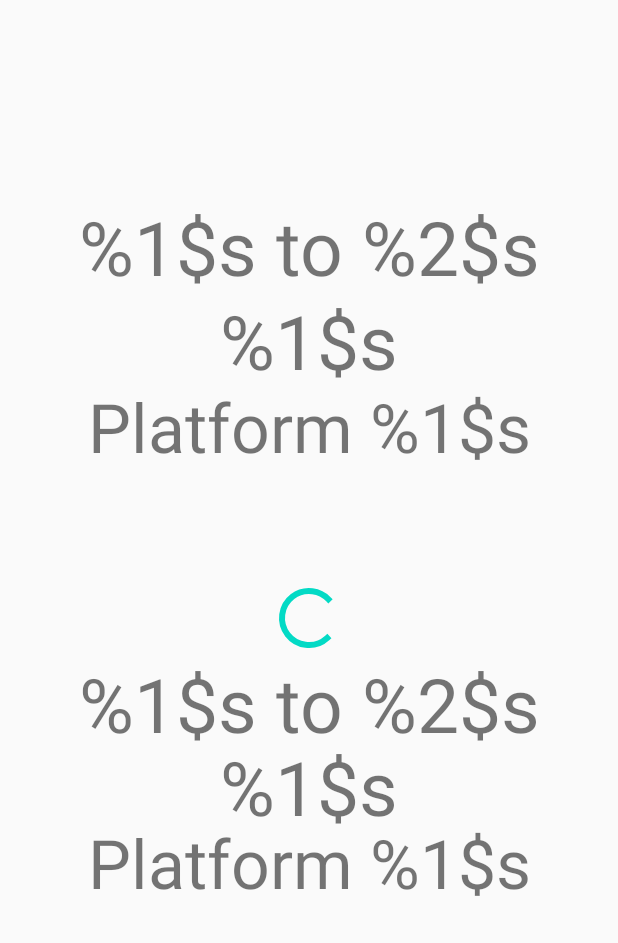
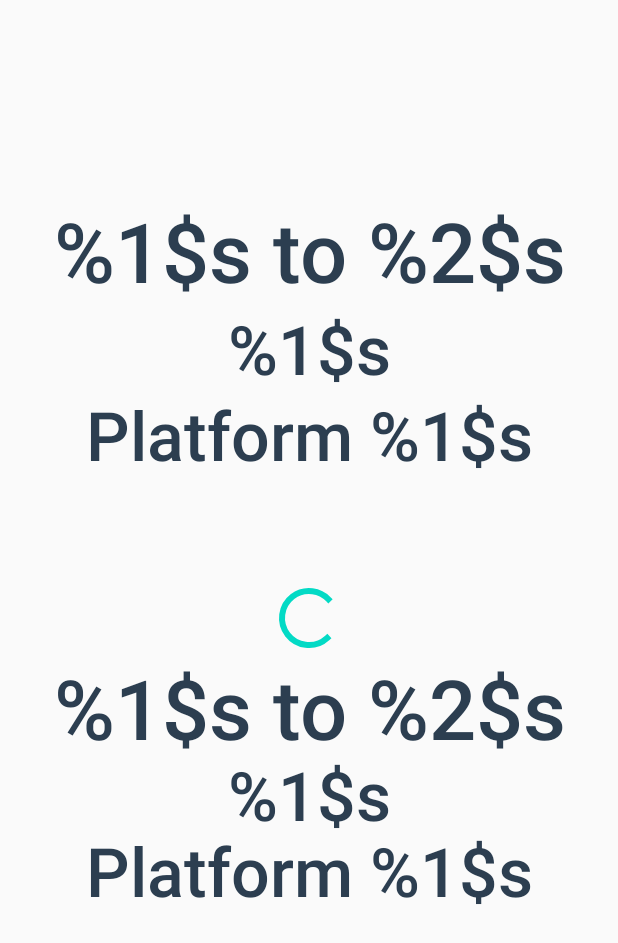
Before and after one commit to BenSuskins/commutestatus-android-app, an Android app: the layout activity_status.xml on its own in the app's theme, with its tools: preview values and no code run, on a phone screen of 412 x 824 dp. Shown: the top 943 px of the screen. Run offline under Robolectric (Android 15) with nearby library versions, the phone set to English and light mode, and no system bars.

Commit message:
Updated styling so more inline with WebApp

```diff
--- a/app/src/main/res/layout/activity_status.xml
+++ b/app/src/main/res/layout/activity_status.xml
@@ -11,8 +11,10 @@
         android:id="@+id/toHomePlatform"
         android:layout_width="wrap_content"
         android:layout_height="wrap_content"
+        android:fontFamily="sans-serif-medium"
         android:text="@string/platform"
         android:textAlignment="center"
+        android:textColor="@color/colorText"
         android:textSize="45sp"
         app:layout_constraintBottom_toBottomOf="parent"
         app:layout_constraintEnd_toEndOf="parent"
@@ -27,9 +29,11 @@
         android:layout_height="wrap_content"
         android:layout_marginTop="138dp"
         android:layout_marginBottom="339dp"
+        android:fontFamily="sans-serif-medium"
         android:text="@string/std"
         android:textAlignment="center"
-        android:textSize="50sp"
+        android:textColor="@color/colorText"
+        android:textSize="55sp"
         app:layout_constraintBottom_toBottomOf="parent"
         app:layout_constraintEnd_toEndOf="parent"
         app:layout_constraintStart_toStartOf="parent"
@@ -39,9 +43,11 @@
         android:id="@+id/toHomeStatus"
         android:layout_width="wrap_content"
         android:layout_height="wrap_content"
+        android:fontFamily="sans-serif-medium"
         android:text="@string/status"
         android:textAlignment="center"
-        android:textSize="50sp"
+        android:textColor="@color/colorText"
+        android:textSize="45sp"
         app:layout_constraintBottom_toTopOf="@+id/toHomePlatform"
         app:layout_constraintEnd_toEndOf="parent"
         app:layout_constraintHorizontal_bias="0.5"
@@ -53,9 +59,11 @@
         android:id="@+id/toWorkSTD"
         android:layout_width="wrap_content"
         android:layout_height="wrap_content"
+        android:fontFamily="sans-serif-medium"
         android:text="@string/std"
         android:textAlignment="center"
-        android:textSize="50sp"
+        android:textColor="@color/colorText"
+        android:textSize="55sp"
         app:layout_constraintBottom_toBottomOf="parent"
         app:layout_constraintEnd_toEndOf="parent"
         app:layout_constraintHorizontal_bias="0.5"
@@ -67,9 +75,11 @@
         android:id="@+id/toWorkStatus"
         android:layout_width="wrap_content"
         android:layout_height="wrap_content"
+        android:fontFamily="sans-serif-medium"
         android:text="@string/status"
         android:textAlignment="center"
-        android:textSize="50sp"
+        android:textColor="@color/colorText"
+        android:textSize="45sp"
         app:layout_constraintBottom_toTopOf="@+id/toWorkPlatform"
         app:layout_constraintEnd_toEndOf="parent"
         app:layout_constraintHorizontal_bias="0.5"
@@ -81,8 +91,10 @@
         android:id="@+id/toWorkPlatform"
         android:layout_width="wrap_content"
         android:layout_height="wrap_content"
+        android:fontFamily="sans-serif-medium"
         android:text="@string/platform"
         android:textAlignment="center"
+        android:textColor="@color/colorText"
         android:textSize="45sp"
         app:layout_constraintBottom_toBottomOf="parent"
         app:layout_constraintEnd_toEndOf="parent"
--- a/app/src/main/res/values/colors.xml
+++ b/app/src/main/res/values/colors.xml
@@ -6,4 +6,5 @@
     <color name="colorOnTime">#7cb342</color>
     <color name="colorDelayed">#fb8c00</color>
     <color name="colorCancelled">#e53935</color>
+    <color name="colorText">#2c3e50</color>
 </resources>
```
